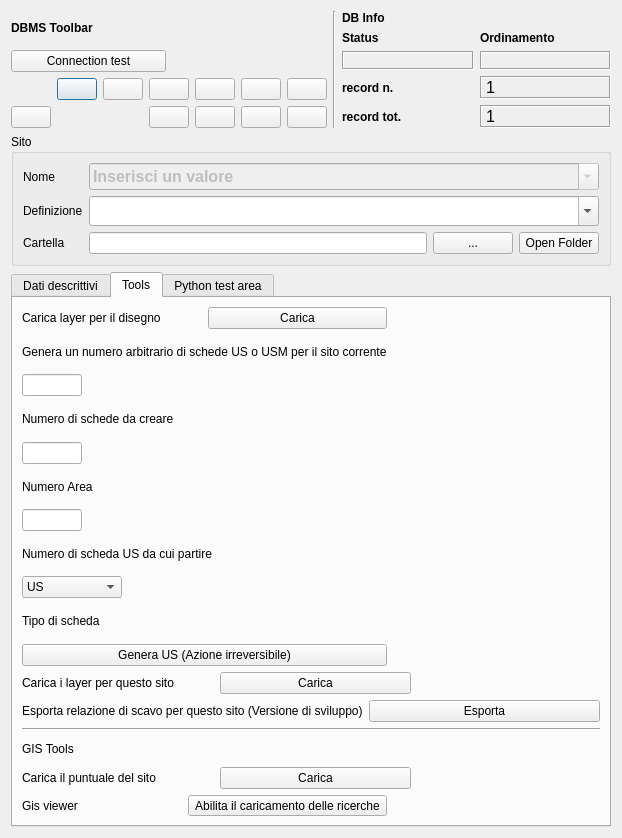
This is gui/ui/Site.ui in pyarchinit/pyarchinit as Qt 5 draws it before an edit. The edited form follows.
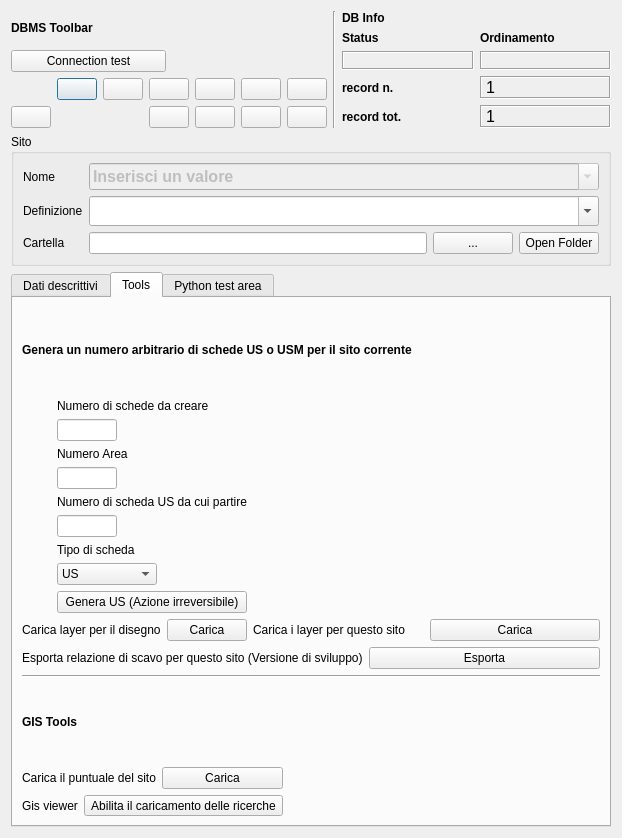
This is the edited form. The open tabs and pages were chosen to show the change. Icons and pictures are not drawn. Custom widgets are drawn as their Qt base class.

Diff of the .ui file:
```diff
--- a/gui/ui/Site.ui
+++ b/gui/ui/Site.ui
@@ -782,16 +782,126 @@
       <attribute name="title">
        <string>Tools</string>
       </attribute>
-      <layout class="QGridLayout" name="gridLayout_10">
-       <item row="8" column="0">
-        <widget class="QLabel" name="label_20">
+      <layout class="QGridLayout" name="gridLayout_12">
+       <item row="0" column="0" colspan="2">
+        <widget class="QLabel" name="label_14">
          <property name="text">
-          <string>Numero di scheda US da cui partire</string>
+          <string>&lt;html&gt;&lt;head/&gt;&lt;body&gt;&lt;p&gt;&lt;span style=&quot; font-weight:600;&quot;&gt;Genera un numero arbitrario di schede US o USM per il sito corrente&lt;/span&gt;&lt;/p&gt;&lt;/body&gt;&lt;/html&gt;</string>
          </property>
         </widget>
        </item>
-       <item row="15" column="0" colspan="5">
+       <item row="1" column="0">
+        <layout class="QGridLayout" name="gridLayout_10">
+         <item row="0" column="0">
+          <widget class="QLabel" name="label_15">
+           <property name="text">
+            <string>Numero di schede da creare</string>
+           </property>
+          </widget>
+         </item>
+         <item row="1" column="0">
+          <widget class="QLineEdit" name="lineEdit_us_range">
+           <property name="maximumSize">
+            <size>
+             <width>60</width>
+             <height>16777215</height>
+            </size>
+           </property>
+          </widget>
+         </item>
+         <item row="2" column="0">
+          <widget class="QLabel" name="label_16">
+           <property name="text">
+            <string>Numero Area</string>
+           </property>
+          </widget>
+         </item>
+         <item row="3" column="0">
+          <widget class="QLineEdit" name="lineEdit_area">
+           <property name="maximumSize">
+            <size>
+             <width>60</width>
+             <height>16777215</height>
+            </size>
+           </property>
+          </widget>
+         </item>
+         <item row="4" column="0">
+          <widget class="QLabel" name="label_20">
+           <property name="text">
+            <string>Numero di scheda US da cui partire</string>
+           </property>
+          </widget>
+         </item>
+         <item row="5" column="0">
+          <widget class="QLineEdit" name="lineEdit_n_us">
+           <property name="maximumSize">
+            <size>
+             <width>60</width>
+             <height>16777215</height>
+            </size>
+           </property>
+          </widget>
+         </item>
+         <item row="6" column="0">
+          <widget class="QLabel" name="label_17">
+           <property name="text">
+            <string>Tipo di scheda</string>
+           </property>
+          </widget>
+         </item>
+         <item row="7" column="0">
+          <widget class="QComboBox" name="comboBox_t_us">
+           <property name="maximumSize">
+            <size>
+             <width>100</width>
+             <height>16777215</height>
+            </size>
+           </property>
+           <item>
+            <property name="text">
+             <string>US</string>
+            </property>
+           </item>
+           <item>
+            <property name="text">
+             <string>USM</string>
+            </property>
+           </item>
+          </widget>
+         </item>
+         <item row="8" column="0">
+          <widget class="QPushButton" name="pushButton_genera_us">
+           <property name="text">
+            <string>Genera US (Azione irreversibile)</string>
+           </property>
+          </widget>
+         </item>
+        </layout>
+       </item>
+       <item row="2" column="0" colspan="2">
         <layout class="QHBoxLayout" name="horizontalLayout_3">
+         <item>
+          <layout class="QHBoxLayout" name="horizontalLayout_2">
+           <item>
+            <widget class="QLabel" name="label_3">
+             <property name="toolTip">
+              <string>Carica tutti i layer per poter inserire nuove geometrie</string>
+             </property>
+             <property name="text">
+              <string>Carica layer per il disegno</string>
+             </property>
+            </widget>
+           </item>
+           <item>
+            <widget class="QPushButton" name="pushButton_draw">
+             <property name="text">
+              <string>Carica</string>
+             </property>
+            </widget>
+           </item>
+          </layout>
+         </item>
          <item>
           <widget class="QLabel" name="label_8">
            <property name="toolTip">
@@ -811,79 +921,25 @@
          </item>
         </layout>
        </item>
-       <item row="1" column="0">
-        <widget class="QLabel" name="label_14">
-         <property name="text">
-          <string>Genera un numero arbitrario di schede US o USM per il sito corrente</string>
-         </property>
-        </widget>
-       </item>
-       <item row="18" column="0" colspan="5">
-        <layout class="QHBoxLayout" name="horizontalLayout_5">
+       <item row="3" column="0" colspan="2">
+        <layout class="QHBoxLayout" name="horizontalLayout_4">
          <item>
-          <widget class="QLabel" name="label_11">
-           <property name="toolTip">
-            <string>Carica tutti i layer per poter inserire nuove geometrie</string>
-           </property>
+          <widget class="QLabel" name="label_9">
            <property name="text">
-            <string>Carica il puntuale del sito</string>
+            <string>Esporta relazione di scavo per questo sito (Versione di sviluppo)</string>
            </property>
           </widget>
          </item>
          <item>
-          <widget class="QPushButton" name="pushButton_draw_sito">
+          <widget class="QPushButton" name="pushButton_rel_pdf">
            <property name="text">
-            <string>Carica</string>
+            <string>Esporta</string>
            </property>
           </widget>
          </item>
         </layout>
        </item>
-       <item row="0" column="0">
-        <layout class="QHBoxLayout" name="horizontalLayout_2">
-         <item>
-          <widget class="QLabel" name="label_3">
-           <property name="toolTip">
-            <string>Carica tutti i layer per poter inserire nuove geometrie</string>
-           </property>
-           <property name="text">
-            <string>Carica layer per il disegno</string>
-           </property>
-          </widget>
-         </item>
-         <item>
-          <widget class="QPushButton" name="pushButton_draw">
-           <property name="text">
-            <string>Carica</string>
-           </property>
-          </widget>
-         </item>
-        </layout>
-       </item>
-       <item row="18" column="6">
-        <spacer name="horizontalSpacer_2">
-         <property name="orientation">
-          <enum>Qt::Horizontal</enum>
-         </property>
-         <property name="sizeHint" stdset="0">
-          <size>
-           <width>261</width>
-           <height>20</height>
-          </size>
-         </property>
-        </spacer>
-       </item>
-       <item row="5" column="0">
-        <widget class="QLineEdit" name="lineEdit_area">
-         <property name="maximumSize">
-          <size>
-           <width>60</width>
-           <height>16777215</height>
-          </size>
-         </property>
-        </widget>
-       </item>
-       <item row="17" column="0" colspan="7">
+       <item row="4" column="0" colspan="2">
         <layout class="QVBoxLayout" name="verticalLayout_4">
          <item>
           <widget class="Line" name="line">
@@ -901,30 +957,47 @@
          <item>
           <widget class="QLabel" name="label_10">
            <property name="text">
-            <string>GIS Tools</string>
+            <string>&lt;html&gt;&lt;head/&gt;&lt;body&gt;&lt;p&gt;&lt;span style=&quot; font-weight:600;&quot;&gt;GIS Tools&lt;/span&gt;&lt;/p&gt;&lt;/body&gt;&lt;/html&gt;</string>
            </property>
           </widget>
          </item>
         </layout>
        </item>
-       <item row="3" column="0">
-        <widget class="QLineEdit" name="lineEdit_us_range">
-         <property name="maximumSize">
+       <item row="5" column="0">
+        <layout class="QHBoxLayout" name="horizontalLayout_5">
+         <item>
+          <widget class="QLabel" name="label_11">
+           <property name="toolTip">
+            <string>Carica tutti i layer per poter inserire nuove geometrie</string>
+           </property>
+           <property name="text">
+            <string>Carica il puntuale del sito</string>
+           </property>
+          </widget>
+         </item>
+         <item>
+          <widget class="QPushButton" name="pushButton_draw_sito">
+           <property name="text">
+            <string>Carica</string>
+           </property>
+          </widget>
+         </item>
+        </layout>
+       </item>
+       <item row="5" column="1">
+        <spacer name="horizontalSpacer_2">
+         <property name="orientation">
+          <enum>Qt::Horizontal</enum>
+         </property>
+         <property name="sizeHint" stdset="0">
           <size>
-           <width>60</width>
-           <height>16777215</height>
+           <width>261</width>
+           <height>20</height>
           </size>
          </property>
-        </widget>
+        </spacer>
        </item>
-       <item row="4" column="0">
-        <widget class="QLabel" name="label_15">
-         <property name="text">
-          <string>Numero di schede da creare</string>
-         </property>
-        </widget>
-       </item>
-       <item row="19" column="0">
+       <item row="6" column="0">
         <layout class="QHBoxLayout" name="horizontalLayout_6">
          <item>
           <widget class="QLabel" name="label_12">
@@ -948,28 +1021,7 @@
          </item>
         </layout>
        </item>
-       <item row="10" column="0">
-        <widget class="QLabel" name="label_17">
-         <property name="text">
-          <string>Tipo di scheda</string>
-         </property>
-        </widget>
-       </item>
-       <item row="6" column="0">
-        <widget class="QLabel" name="label_16">
-         <property name="text">
-          <string>Numero Area</string>
-         </property>
-        </widget>
-       </item>
-       <item row="11" column="0">
-        <widget class="QPushButton" name="pushButton_genera_us">
-         <property name="text">
-          <string>Genera US (Azione irreversibile)</string>
-         </property>
-        </widget>
-       </item>
-       <item row="19" column="4" colspan="3">
+       <item row="6" column="1">
         <spacer name="horizontalSpacer">
          <property name="orientation">
           <enum>Qt::Horizontal</enum>
@@ -982,54 +1034,6 @@
          </property>
         </spacer>
        </item>
-       <item row="7" column="0">
-        <widget class="QLineEdit" name="lineEdit_n_us">
-         <property name="maximumSize">
-          <size>
-           <width>60</width>
-           <height>16777215</height>
-          </size>
-         </property>
-        </widget>
-       </item>
-       <item row="16" column="0" colspan="7">
-        <layout class="QHBoxLayout" name="horizontalLayout_4">
-         <item>
-          <widget class="QLabel" name="label_9">
-           <property name="text">
-            <string>Esporta relazione di scavo per questo sito (Versione di sviluppo)</string>
-           </property>
-          </widget>
-         </item>
-         <item>
-          <widget class="QPushButton" name="pushButton_rel_pdf">
-           <property name="text">
-            <string>Esporta</string>
-           </property>
-          </widget>
-         </item>
-        </layout>
-       </item>
-       <item row="9" column="0">
-        <widget class="QComboBox" name="comboBox_t_us">
-         <property name="maximumSize">
-          <size>
-           <width>100</width>
-           <height>16777215</height>
-          </size>
-         </property>
-         <item>
-          <property name="text">
-           <string>US</string>
-          </property>
-         </item>
-         <item>
-          <property name="text">
-           <string>USM</string>
-          </property>
-         </item>
-        </widget>
-       </item>
       </layout>
      </widget>
      <widget class="QWidget" name="tabWidgetPage3">
```
Left out of the diff: 113 changed lines with no effect on the pictures.
